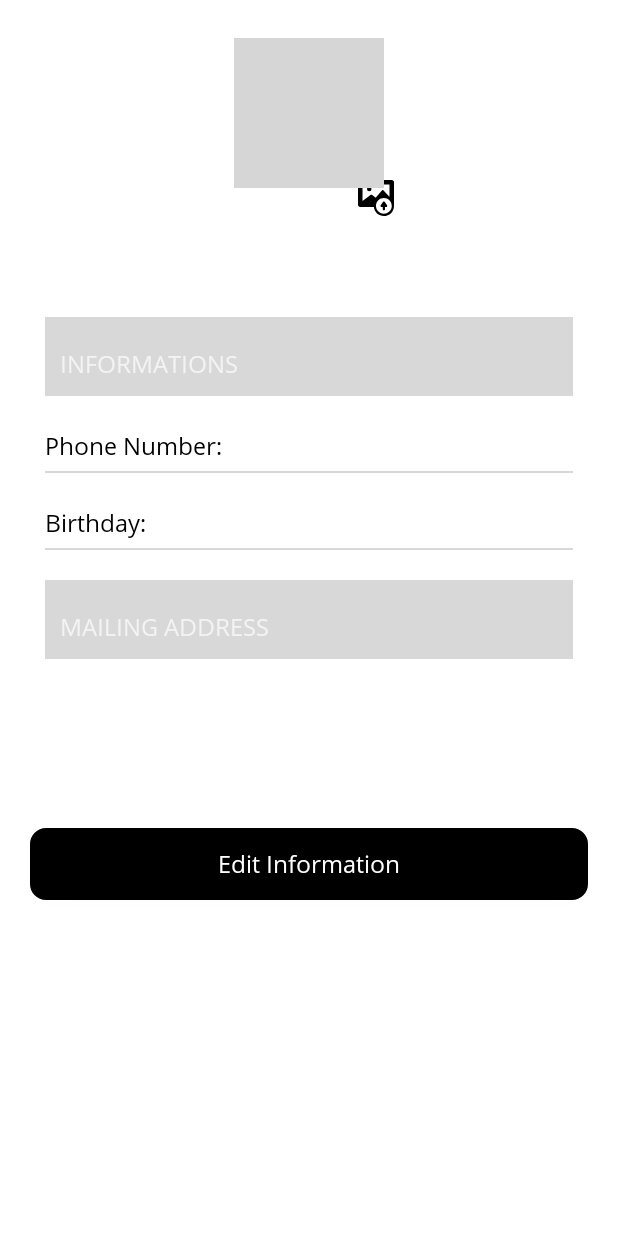
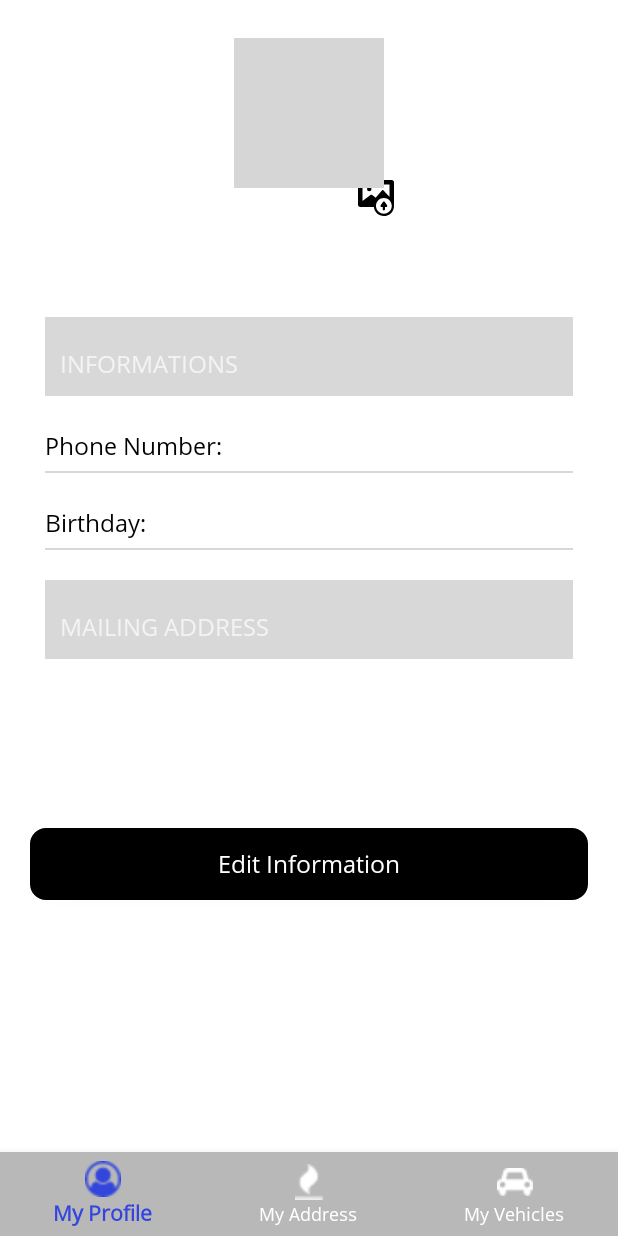
Before and after one commit to Itsmanrpchahal/Driveawayz_GPCODERS, an Android app: the fragment SettingFragment shown on its own in the app's theme, on a phone screen of 412 x 824 dp. Run offline under Robolectric (Android 15) with nearby library versions, the phone set to English and light mode, and no system bars; our stand-ins replace CircleImageView; grey boxes are pictures that could not be loaded.

Commit message:
Update at 30-Dec-2020 14:00

```diff
--- a/app/src/main/java/com/driveawayz/SignUp/SignUpDetail1.kt
+++ b/app/src/main/java/com/driveawayz/SignUp/SignUpDetail1.kt
@@ -95,9 +95,7 @@ class SignUpDetail1 : BaseClass(),Controller.SignUp1API {
         window.setStatusBarColor(ContextCompat.getColor(this, R.color.colorLightTheme))
 
 
-        val year = c.get(Calendar.YEAR)
-        val month = c.get(Calendar.MONTH)
-        val day = c.get(Calendar.DAY_OF_MONTH)
+
         // create an OnDateSetListener
 
         back = findViewById(R.id.back)
--- /dev/null
+++ b/app/src/main/res/color/bnv_tab_item_foreground.xml
@@ -0,0 +1,5 @@
+<?xml version="1.0" encoding="utf-8"?>
+<selector xmlns:android="http://schemas.android.com/apk/res/android">
+<item android:state_checked="true" android:color="@color/colorTheme" />
+<item android:state_checked="false" android:color="@color/white"/>
+</selector>
--- a/app/src/main/res/layout/activity_dashboard.xml
+++ b/app/src/main/res/layout/activity_dashboard.xml
@@ -1,4 +1,5 @@
 <?xml version="1.0" encoding="utf-8"?>
+
 <androidx.drawerlayout.widget.DrawerLayout
     xmlns:android="http://schemas.android.com/apk/res/android"
     xmlns:app="http://schemas.android.com/apk/res-auto"
@@ -10,6 +11,8 @@
     tools:openDrawer="start"
     android:background="@color/colorLightTheme"
     tools:context=".dashboard.Dashboard">
+
+
 
     <include layout="@layout/app_bar_main"
         android:layout_width="match_parent"
@@ -24,6 +27,7 @@
         android:layout_gravity="start"
         android:background="@color/colorWhite"
         app:headerLayout="@layout/header"
+        android:scrollbars="vertical"
         android:theme="@style/Widget.NavigationView.RippleEffect"
         app:insetForeground="@android:color/transparent"
         app:itemIconTint="@color/navigation_item_tint"
@@ -31,18 +35,19 @@
         app:itemTextColor="@color/navigation_item_tint" >
 
 
-        <androidx.core.widget.NestedScrollView
-            android:layout_width="match_parent"
-            android:layout_height="wrap_content"
-            android:layout_gravity="bottom"
-            android:fillViewport="true"
-            android:overScrollMode="always"
-            android:scrollbars="vertical">
+<!--        <androidx.core.widget.NestedScrollView-->
+<!--            android:layout_width="match_parent"-->
+<!--            android:layout_height="wrap_content"-->
+<!--            android:layout_gravity="bottom"-->
+<!--            android:fillViewport="true"-->
+<!--            android:overScrollMode="always"-->
+<!--            android:scrollbars="vertical">-->
 
             <LinearLayout
                 android:layout_width="match_parent"
                 android:layout_height="wrap_content"
                 android:background="@color/colorWhite"
+                android:layout_gravity="bottom"
                 android:orientation="vertical">
 
 
@@ -98,7 +103,7 @@ your feedback to the developer team"
                 </RelativeLayout>
             </LinearLayout>
 
-        </androidx.core.widget.NestedScrollView>
+<!--        </androidx.core.widget.NestedScrollView>-->
 
 
 
--- a/app/src/main/res/layout/app_bar_main.xml
+++ b/app/src/main/res/layout/app_bar_main.xml
@@ -36,4 +36,5 @@
 
     <include layout="@layout/content_main" />
 
+
 </androidx.coordinatorlayout.widget.CoordinatorLayout>
--- a/app/src/main/res/layout/fragment_book_driver.xml
+++ b/app/src/main/res/layout/fragment_book_driver.xml
@@ -74,6 +74,7 @@
                         android:layout_width="match_parent"
                         android:layout_height="wrap_content"
                         android:layout_below="@id/tv1"
+                        android:backgroundTint="@color/colorTheme"
                         android:layout_marginLeft="@dimen/margin_dp20"
                         android:layout_marginRight="@dimen/margin_dp20"
                         android:inputType="number">
@@ -110,6 +111,7 @@
                                 android:id="@+id/select_vehicle_et"
                                 android:layout_width="match_parent"
                                 android:layout_height="wrap_content"
+                                android:backgroundTint="@color/colorTheme"
                                 android:inputType="text">
 
                             </EditText>
@@ -135,6 +137,7 @@
                             <EditText
                                 android:id="@+id/hours_et"
                                 android:layout_width="match_parent"
+                                android:backgroundTint="@color/colorTheme"
                                 android:layout_height="wrap_content"
                                 android:inputType="number">
 
@@ -175,6 +178,7 @@
                                 android:layout_height="wrap_content"
                                 android:enabled="true"
                                 android:editable="false"
+                                android:backgroundTint="@color/colorTheme"
                                 android:focusable="false"
                                 android:inputType="text">
 
@@ -203,6 +207,7 @@
                                 android:layout_width="match_parent"
                                 android:layout_height="wrap_content"
                                 android:enabled="true"
+                                android:backgroundTint="@color/colorTheme"
                                 android:editable="false"
                                 android:focusable="false"
                                 android:inputType="number">
--- a/app/src/main/res/layout/fragment_setting.xml
+++ b/app/src/main/res/layout/fragment_setting.xml
@@ -1,5 +1,5 @@
 <?xml version="1.0" encoding="utf-8"?>
-<FrameLayout xmlns:android="http://schemas.android.com/apk/res/android"
+<RelativeLayout xmlns:android="http://schemas.android.com/apk/res/android"
     xmlns:tools="http://schemas.android.com/tools"
     android:layout_width="match_parent"
     android:layout_height="match_parent"
@@ -10,11 +10,13 @@
     <!-- TODO: Update blank fragment layout -->
     <ScrollView
         android:layout_width="match_parent"
-        android:layout_height="wrap_content"
+        android:layout_height="match_parent"
         android:nestedScrollingEnabled="false">
+
+
             <RelativeLayout
                 android:layout_width="match_parent"
-            android:layout_height="wrap_content">
+                android:layout_height="match_parent">
 
                 <RelativeLayout
                     android:layout_width="wrap_content"
@@ -171,6 +173,7 @@
 
                     </EditText>
                 </LinearLayout>
+
                 <View
                     android:id="@+id/view2"
                     android:layout_width="match_parent"
@@ -265,9 +268,20 @@
 
                 </Button>
 
+            </RelativeLayout>
+
+    </ScrollView>
+
+    <com.google.android.material.bottomnavigation.BottomNavigationView
+        android:layout_width="match_parent"
+        android:layout_height="wrap_content"
+        android:layout_alignParentBottom="true"
+        app:menu="@menu/bottomnavigation"
+        app:itemTextColor="@color/bnv_tab_item_foreground"
+        app:itemIconTint="@color/bnv_tab_item_foreground"
+        android:background="#B8B8B8">
+
+    </com.google.android.material.bottomnavigation.BottomNavigationView>
 
 
 </RelativeLayout>
-    </ScrollView>
-
-</FrameLayout>
--- /dev/null
+++ b/app/src/main/res/menu/bottomnavigation.xml
@@ -0,0 +1,21 @@
+<?xml version="1.0" encoding="utf-8"?>
+<menu xmlns:android="http://schemas.android.com/apk/res/android">
+
+    <item
+        android:id="@+id/nav_profile"
+        android:title="My Profile"
+        android:enabled="true"
+        android:icon="@drawable/profile"/>
+
+    <item
+        android:id="@+id/nav_address"
+        android:title="My Address"
+        android:enabled="true"
+        android:icon="@drawable/address"/>
+
+    <item
+        android:id="@+id/nav_MyVehicles"
+        android:title="My Vehicles"
+        android:enabled="true"
+        android:icon="@drawable/car"/>
+</menu>
```
Also changed, not shown: app/src/main/res/drawable/address.png (added), app/src/main/res/drawable/profile.png (added). Lines whose indentation alone changed are shown as unchanged.
